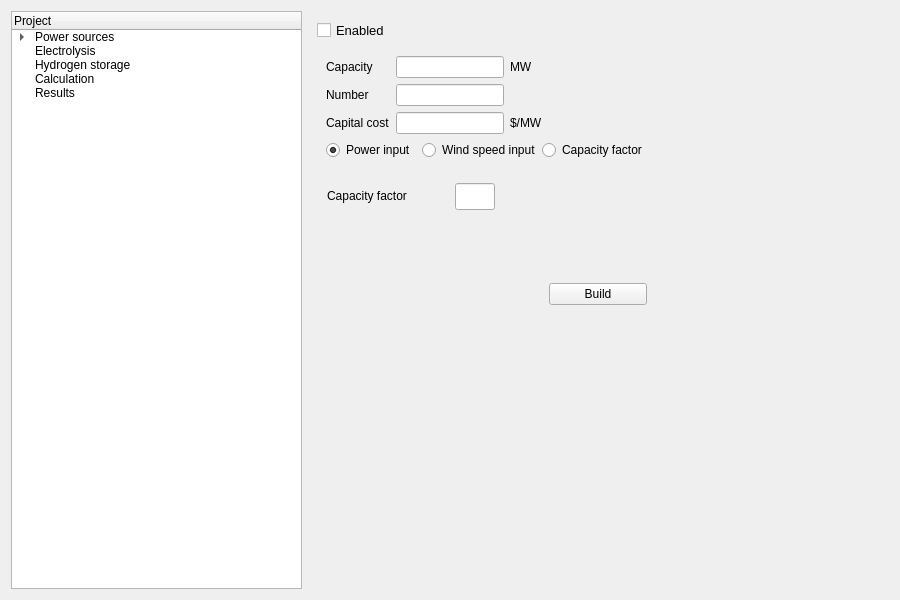
yiazh/H2_gui, file GUI/Resources/ui/Mainwindow.ui: the form before one commit.
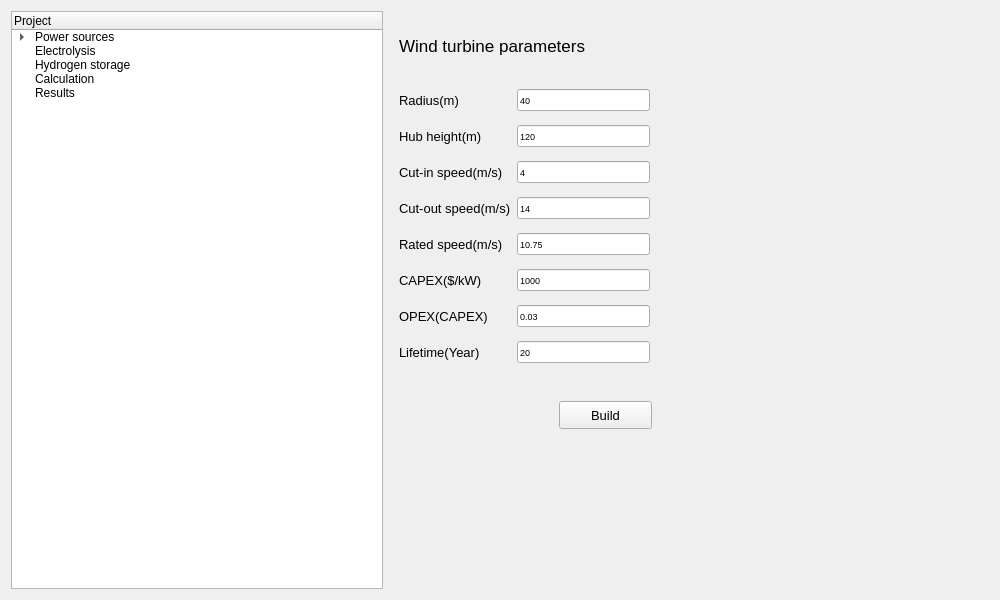
The form after the commit. The open tabs and pages were chosen to show the change. Icons and pictures are not drawn.

The edit to the form file:
```diff
--- a/GUI/Resources/ui/Mainwindow.ui
+++ b/GUI/Resources/ui/Mainwindow.ui
@@ -6,13 +6,13 @@
    <rect>
     <x>0</x>
     <y>0</y>
-    <width>900</width>
+    <width>1000</width>
     <height>600</height>
    </rect>
   </property>
   <property name="minimumSize">
    <size>
-    <width>900</width>
+    <width>1000</width>
     <height>600</height>
    </size>
   </property>
@@ -25,7 +25,7 @@
   <property name="windowTitle">
    <string>Form</string>
   </property>
-  <layout class="QHBoxLayout" name="horizontalLayout" stretch="2,4">
+  <layout class="QHBoxLayout" name="horizontalLayout" stretch="2,0">
    <item>
     <widget class="QTreeWidget" name="treeWidget">
      <property name="maximumSize">
@@ -86,6 +86,23 @@
      <property name="enabled">
       <bool>true</bool>
      </property>
+     <property name="sizePolicy">
+      <sizepolicy hsizetype="Expanding" vsizetype="Preferred">
+       <horstretch>0</horstretch>
+       <verstretch>0</verstretch>
+      </sizepolicy>
+     </property>
+     <property name="minimumSize">
+      <size>
+       <width>600</width>
+       <height>0</height>
+      </size>
+     </property>
+     <property name="font">
+      <font>
+       <pointsize>10</pointsize>
+      </font>
+     </property>
      <property name="currentIndex">
       <number>2</number>
      </property>
@@ -153,308 +170,246 @@
       </widget>
      </widget>
      <widget class="QWidget" name="Wind_turbine">
-      <layout class="QGridLayout" name="gridLayout_5">
-       <item row="0" column="0">
-        <widget class="QCheckBox" name="checkBox_4">
-         <property name="font">
-          <font>
-           <pointsize>10</pointsize>
-          </font>
-         </property>
-         <property name="text">
-          <string>Enabled</string>
-         </property>
-        </widget>
-       </item>
-       <item row="1" column="0" colspan="2">
-        <widget class="QWidget" name="wt_data" native="true">
-         <property name="enabled">
-          <bool>true</bool>
-         </property>
-         <layout class="QGridLayout" name="gridLayout_4">
-          <item row="0" column="0">
-           <layout class="QGridLayout" name="gridLayout_2">
-            <item row="0" column="0">
-             <widget class="QLabel" name="label_24">
-              <property name="text">
-               <string>Capacity</string>
-              </property>
-             </widget>
-            </item>
-            <item row="0" column="1">
-             <widget class="QLineEdit" name="lineEdit"/>
-            </item>
-            <item row="0" column="2">
-             <widget class="QLabel" name="label_28">
-              <property name="text">
-               <string>MW</string>
-              </property>
-             </widget>
-            </item>
-            <item row="1" column="0">
-             <widget class="QLabel" name="label_25">
-              <property name="text">
-               <string>Number</string>
-              </property>
-             </widget>
-            </item>
-            <item row="1" column="1">
-             <widget class="QLineEdit" name="lineEdit_16"/>
-            </item>
-            <item row="1" column="2">
-             <widget class="QLabel" name="label_29">
-              <property name="text">
-               <string/>
-              </property>
-             </widget>
-            </item>
-            <item row="2" column="0">
-             <widget class="QLabel" name="label_26">
-              <property name="text">
-               <string>Capital cost</string>
-              </property>
-             </widget>
-            </item>
-            <item row="2" column="1">
-             <widget class="QLineEdit" name="lineEdit_17"/>
-            </item>
-            <item row="2" column="2">
-             <widget class="QLabel" name="label_30">
-              <property name="text">
-               <string>$/MW</string>
-              </property>
-             </widget>
-            </item>
-           </layout>
-          </item>
-          <item row="0" column="1">
-           <spacer name="horizontalSpacer_2">
-            <property name="orientation">
-             <enum>Qt::Horizontal</enum>
-            </property>
-            <property name="sizeHint" stdset="0">
-             <size>
-              <width>72</width>
-              <height>20</height>
-             </size>
-            </property>
-           </spacer>
-          </item>
-          <item row="1" column="0" colspan="2">
-           <layout class="QHBoxLayout" name="horizontalLayout_3">
-            <item>
-             <widget class="QRadioButton" name="radioButton_3">
-              <property name="enabled">
-               <bool>true</bool>
-              </property>
-              <property name="sizePolicy">
-               <sizepolicy hsizetype="Preferred" vsizetype="Fixed">
-                <horstretch>0</horstretch>
-                <verstretch>0</verstretch>
-               </sizepolicy>
-              </property>
-              <property name="text">
-               <string>Power input</string>
-              </property>
-              <property name="checked">
-               <bool>true</bool>
-              </property>
-             </widget>
-            </item>
-            <item>
-             <widget class="QRadioButton" name="radioButton_4">
-              <property name="enabled">
-               <bool>true</bool>
-              </property>
-              <property name="sizePolicy">
-               <sizepolicy hsizetype="Preferred" vsizetype="Fixed">
-                <horstretch>0</horstretch>
-                <verstretch>0</verstretch>
-               </sizepolicy>
-              </property>
-              <property name="minimumSize">
-               <size>
-                <width>110</width>
-                <height>0</height>
-               </size>
-              </property>
-              <property name="text">
-               <string>Wind speed input</string>
-              </property>
-             </widget>
-            </item>
-            <item>
-             <widget class="QRadioButton" name="radioButton_5">
-              <property name="enabled">
-               <bool>true</bool>
-              </property>
-              <property name="sizePolicy">
-               <sizepolicy hsizetype="Preferred" vsizetype="Fixed">
-                <horstretch>0</horstretch>
-                <verstretch>0</verstretch>
-               </sizepolicy>
-              </property>
-              <property name="text">
-               <string>Capacity factor</string>
-              </property>
-             </widget>
-            </item>
-           </layout>
-          </item>
-          <item row="2" column="0" colspan="2">
-           <widget class="QStackedWidget" name="wt_stackedWidget">
-            <property name="currentIndex">
-             <number>2</number>
-            </property>
-            <widget class="QWidget" name="page">
-             <widget class="QLabel" name="label_22">
-              <property name="geometry">
-               <rect>
-                <x>1</x>
-                <y>10</y>
-                <width>81</width>
-                <height>31</height>
-               </rect>
-              </property>
-              <property name="text">
-               <string>Power</string>
-              </property>
-             </widget>
-            </widget>
-            <widget class="QWidget" name="page_2">
-             <widget class="QLabel" name="label_23">
-              <property name="geometry">
-               <rect>
-                <x>1</x>
-                <y>10</y>
-                <width>81</width>
-                <height>31</height>
-               </rect>
-              </property>
-              <property name="text">
-               <string>Speed</string>
-              </property>
-             </widget>
-            </widget>
-            <widget class="QWidget" name="page_3">
-             <property name="maximumSize">
-              <size>
-               <width>300</width>
-               <height>16777215</height>
-              </size>
-             </property>
-             <widget class="QWidget" name="layoutWidget">
-              <property name="geometry">
-               <rect>
-                <x>1</x>
-                <y>17</y>
-                <width>168</width>
-                <height>27</height>
-               </rect>
-              </property>
-              <layout class="QHBoxLayout" name="horizontalLayout_4" stretch="3,1">
-               <property name="spacing">
-                <number>6</number>
-               </property>
-               <property name="sizeConstraint">
-                <enum>QLayout::SetDefaultConstraint</enum>
-               </property>
-               <item>
-                <widget class="QLabel" name="label_27">
-                 <property name="sizePolicy">
-                  <sizepolicy hsizetype="Minimum" vsizetype="Fixed">
-                   <horstretch>0</horstretch>
-                   <verstretch>0</verstretch>
-                  </sizepolicy>
-                 </property>
-                 <property name="minimumSize">
-                  <size>
-                   <width>110</width>
-                   <height>0</height>
-                  </size>
-                 </property>
-                 <property name="baseSize">
-                  <size>
-                   <width>85</width>
-                   <height>10</height>
-                  </size>
-                 </property>
-                 <property name="text">
-                  <string>Capacity factor</string>
-                 </property>
-                </widget>
-               </item>
-               <item>
-                <widget class="QLineEdit" name="lineEdit_18">
-                 <property name="maximumSize">
-                  <size>
-                   <width>40</width>
-                   <height>30</height>
-                  </size>
-                 </property>
-                </widget>
-               </item>
-              </layout>
-             </widget>
-            </widget>
-           </widget>
-          </item>
-          <item row="3" column="0">
-           <spacer name="verticalSpacer_2">
-            <property name="orientation">
-             <enum>Qt::Vertical</enum>
-            </property>
-            <property name="sizeType">
-             <enum>QSizePolicy::Minimum</enum>
-            </property>
-            <property name="sizeHint" stdset="0">
-             <size>
-              <width>20</width>
-              <height>40</height>
-             </size>
-            </property>
-           </spacer>
-          </item>
-          <item row="4" column="1">
-           <widget class="QPushButton" name="pushButton_3">
-            <property name="text">
-             <string>Build</string>
-            </property>
-           </widget>
-          </item>
-         </layout>
-        </widget>
-       </item>
-       <item row="1" column="2">
-        <spacer name="horizontalSpacer">
-         <property name="orientation">
-          <enum>Qt::Horizontal</enum>
-         </property>
-         <property name="sizeType">
-          <enum>QSizePolicy::Expanding</enum>
-         </property>
-         <property name="sizeHint" stdset="0">
-          <size>
-           <width>227</width>
-           <height>20</height>
-          </size>
-         </property>
-        </spacer>
-       </item>
-       <item row="2" column="1">
-        <spacer name="verticalSpacer">
-         <property name="orientation">
-          <enum>Qt::Vertical</enum>
-         </property>
-         <property name="sizeHint" stdset="0">
-          <size>
-           <width>20</width>
-           <height>263</height>
-          </size>
-         </property>
-        </spacer>
-       </item>
-      </layout>
+      <widget class="QLabel" name="label_89">
+       <property name="geometry">
+        <rect>
+         <x>10</x>
+         <y>20</y>
+         <width>260</width>
+         <height>30</height>
+        </rect>
+       </property>
+       <property name="font">
+        <font>
+         <pointsize>13</pointsize>
+        </font>
+       </property>
+       <property name="text">
+        <string>Wind turbine parameters</string>
+       </property>
+      </widget>
+      <widget class="QPushButton" name="wind_build">
+       <property name="geometry">
+        <rect>
+         <x>170</x>
+         <y>390</y>
+         <width>93</width>
+         <height>28</height>
+        </rect>
+       </property>
+       <property name="font">
+        <font>
+         <pointsize>10</pointsize>
+        </font>
+       </property>
+       <property name="text">
+        <string>Build</string>
+       </property>
+      </widget>
+      <widget class="QWidget" name="">
+       <property name="geometry">
+        <rect>
+         <x>10</x>
+         <y>70</y>
+         <width>251</width>
+         <height>291</height>
+        </rect>
+       </property>
+       <layout class="QGridLayout" name="gridLayout_5">
+        <item row="0" column="0">
+         <widget class="QLabel" name="label_22">
+          <property name="font">
+           <font>
+            <pointsize>10</pointsize>
+           </font>
+          </property>
+          <property name="text">
+           <string>Radius(m)</string>
+          </property>
+         </widget>
+        </item>
+        <item row="0" column="1">
+         <widget class="QLineEdit" name="wind_radius">
+          <property name="font">
+           <font>
+            <pointsize>7</pointsize>
+           </font>
+          </property>
+          <property name="text">
+           <string>40</string>
+          </property>
+         </widget>
+        </item>
+        <item row="1" column="0">
+         <widget class="QLabel" name="label_23">
+          <property name="font">
+           <font>
+            <pointsize>10</pointsize>
+           </font>
+          </property>
+          <property name="text">
+           <string>Hub height(m)</string>
+          </property>
+         </widget>
+        </item>
+        <item row="1" column="1">
+         <widget class="QLineEdit" name="wind_height">
+          <property name="font">
+           <font>
+            <pointsize>7</pointsize>
+           </font>
+          </property>
+          <property name="text">
+           <string>120</string>
+          </property>
+         </widget>
+        </item>
+        <item row="2" column="0">
+         <widget class="QLabel" name="label_77">
+          <property name="font">
+           <font>
+            <pointsize>10</pointsize>
+           </font>
+          </property>
+          <property name="text">
+           <string>Cut-in speed(m/s)</string>
+          </property>
+         </widget>
+        </item>
+        <item row="2" column="1">
+         <widget class="QLineEdit" name="wind_ci_speed">
+          <property name="font">
+           <font>
+            <pointsize>7</pointsize>
+           </font>
+          </property>
+          <property name="text">
+           <string>4</string>
+          </property>
+         </widget>
+        </item>
+        <item row="3" column="0">
+         <widget class="QLabel" name="label_78">
+          <property name="font">
+           <font>
+            <pointsize>10</pointsize>
+           </font>
+          </property>
+          <property name="text">
+           <string>Cut-out speed(m/s)</string>
+          </property>
+         </widget>
+        </item>
+        <item row="3" column="1">
+         <widget class="QLineEdit" name="wind_co_speed">
+          <property name="font">
+           <font>
+            <pointsize>7</pointsize>
+           </font>
+          </property>
+          <property name="text">
+           <string>14</string>
+          </property>
+         </widget>
+        </item>
+        <item row="4" column="0">
+         <widget class="QLabel" name="label_85">
+          <property name="font">
+           <font>
+            <pointsize>10</pointsize>
+           </font>
+          </property>
+          <property name="text">
+           <string>Rated speed(m/s)</string>
+          </property>
+         </widget>
+        </item>
+        <item row="4" column="1">
+         <widget class="QLineEdit" name="wind_rate_speed">
+          <property name="font">
+           <font>
+            <pointsize>7</pointsize>
+           </font>
+          </property>
+          <property name="text">
+           <string>10.75</string>
+          </property>
+         </widget>
+        </item>
+        <item row="5" column="0">
+         <widget class="QLabel" name="label_86">
+          <property name="font">
+           <font>
+            <pointsize>10</pointsize>
+           </font>
+          </property>
+          <property name="text">
+           <string>CAPEX($/kW)</string>
+          </property>
+         </widget>
+        </item>
+        <item row="5" column="1">
+         <widget class="QLineEdit" name="wind_capex">
+          <property name="font">
+           <font>
+            <pointsize>7</pointsize>
+           </font>
+          </property>
+          <property name="text">
+           <string>1000</string>
+          </property>
+         </widget>
+        </item>
+        <item row="6" column="0">
+         <widget class="QLabel" name="label_87">
+          <property name="font">
+           <font>
+            <pointsize>10</pointsize>
+           </font>
+          </property>
+          <property name="text">
+           <string>OPEX(CAPEX)</string>
+          </property>
+         </widget>
+        </item>
+        <item row="6" column="1">
+         <widget class="QLineEdit" name="wind_opex">
+          <property name="font">
+           <font>
+            <pointsize>7</pointsize>
+           </font>
+          </property>
+          <property name="text">
+           <string>0.03</string>
+          </property>
+         </widget>
+        </item>
+        <item row="7" column="0">
+         <widget class="QLabel" name="label_88">
+          <property name="font">
+           <font>
+            <pointsize>10</pointsize>
+           </font>
+          </property>
+          <property name="text">
+           <string>Lifetime(Year)</string>
+          </property>
+         </widget>
+        </item>
+        <item row="7" column="1">
+         <widget class="QLineEdit" name="wind_lifetime">
+          <property name="font">
+           <font>
+            <pointsize>7</pointsize>
+           </font>
+          </property>
+          <property name="text">
+           <string>20</string>
+          </property>
+         </widget>
+        </item>
+       </layout>
+      </widget>
      </widget>
      <widget class="QWidget" name="PV">
       <widget class="QCheckBox" name="checkBox_8">
```
Left out of the diff: 785 changed lines with no effect on the pictures.
